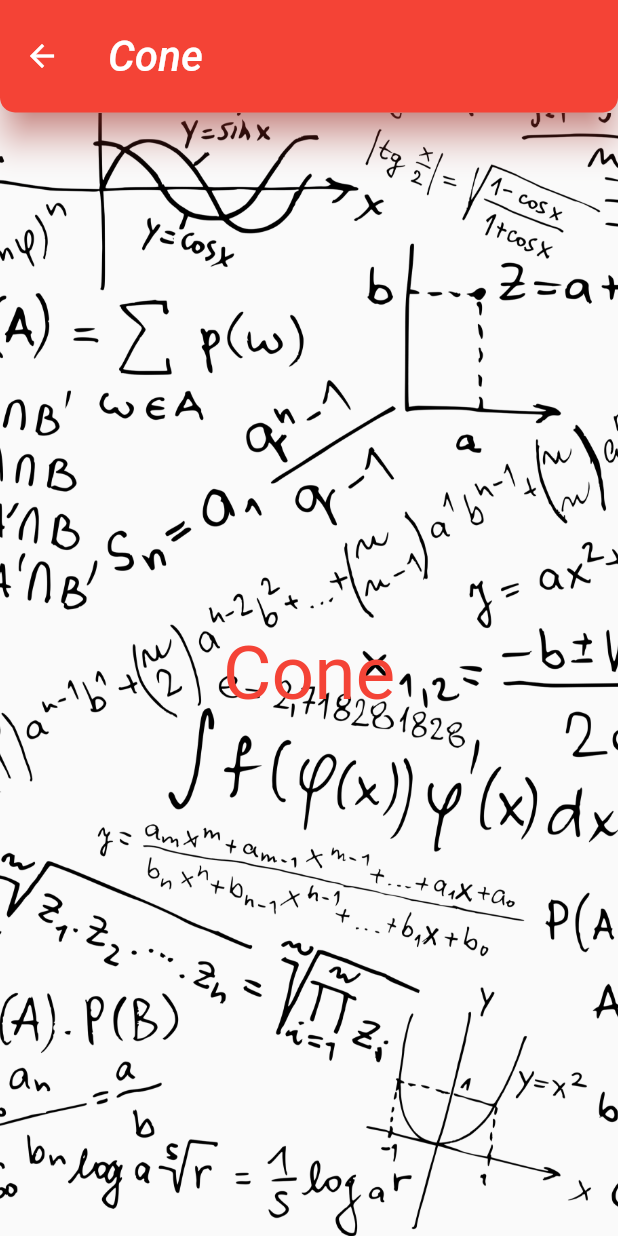
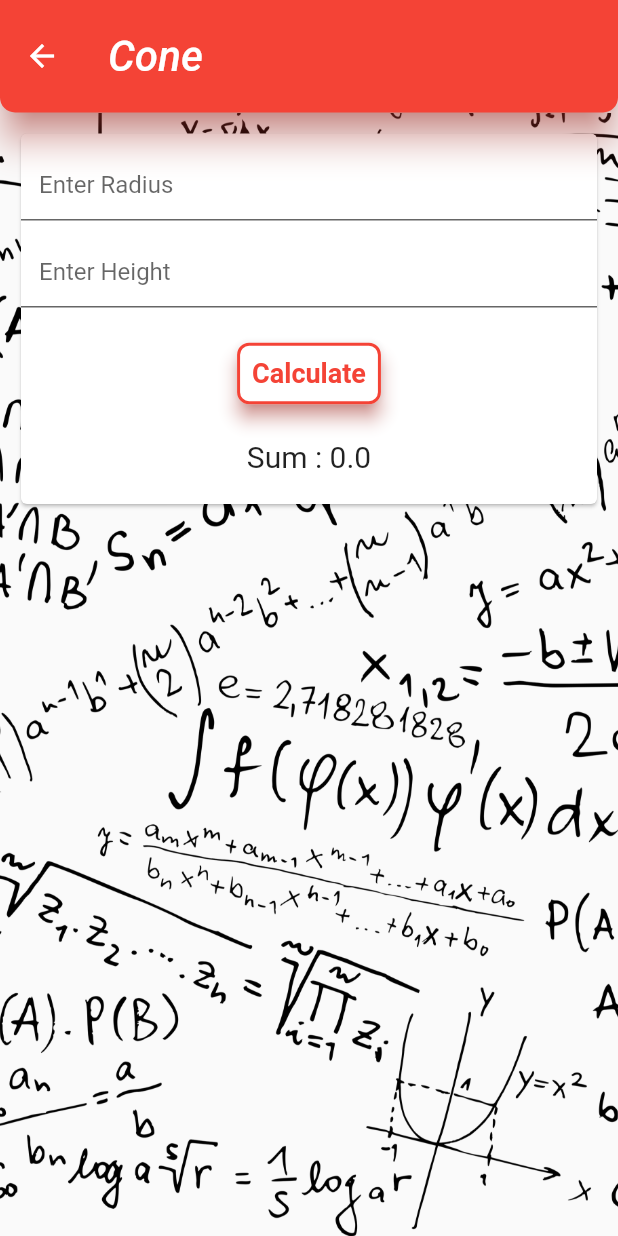
Before and after one commit to JashLimbasiya/linear_algebra, a Flutter app: the Cone screen opened by its route, on a phone screen of 412 x 824 dp. Run offline on Flutter 3.47's test engine with Material 2 defaults, Android fonts, the phone set to English and light mode, and no system bars.

Commit message:
27_04_2023

```diff
--- a/lib/screens/feedback.dart
+++ b/lib/screens/feedback.dart
@@ -112,12 +112,12 @@ class _FeedbackScreenState extends State<FeedbackScreen> {
                         ),
                         textInputAction: TextInputAction.done,
                         validator: (String? value) {
-                          bool emailValid = RegExp(
+                          bool phoneValid = RegExp(
                               r"(^[0-9]{10}$)")
                               .hasMatch(value!);
                           if (value.isEmpty) {
                             return "Enter Phone Number";
-                          } else if (!emailValid) {
+                          } else if (!phoneValid) {
                             return "Enter Valid Phone Number";
                           }
                           return null;
--- a/lib/screens/geometry/cone/cone.dart
+++ b/lib/screens/geometry/cone/cone.dart
@@ -6,10 +6,13 @@ class Cone extends StatefulWidget {
   @override
   State<Cone> createState() => _ConeState();
 }
+double result = 0;
 
 class _ConeState extends State<Cone> {
   @override
   Widget build(BuildContext context) {
+    TextEditingController radius = TextEditingController();
+    TextEditingController height = TextEditingController();
     return SafeArea(
       child: Scaffold(
         appBar: AppBar(
@@ -43,11 +46,88 @@ class _ConeState extends State<Cone> {
               fit: BoxFit.cover,
             ),
           ),
-          child: const Center(
-              child: Text("Cone",
-                  style: TextStyle(fontSize: 50, color: Colors.red))),
+          child: ListView(
+            padding: const EdgeInsets.all(10),
+            children: [
+              Card(
+                child: Column(
+                  children: [
+                    const SizedBox(height: 10),
+                    TextFormField(
+                      keyboardType: TextInputType.number,
+                      controller: radius,
+                      decoration: const InputDecoration(
+                        hintText: 'Enter Radius ',
+                        filled: true,
+                        fillColor: Colors.white,
+                      ),
+                    ),
+                    const SizedBox(height: 10),
+                    TextFormField(
+                      keyboardType: TextInputType.number,
+                      controller: height,
+                      decoration: const InputDecoration(
+                        hintText: 'Enter Height ',
+                        filled: true,
+                        fillColor: Colors.white,
+                      ),
+                    ),
+                    const SizedBox(height: 20),
+                    TextButton(
+                        style: ButtonStyle(
+                          backgroundColor: MaterialStateColor.resolveWith(
+                              (states) => Colors.white),
+                          padding: const MaterialStatePropertyAll(
+                              EdgeInsets.all(10)),
+                          shadowColor: MaterialStateColor.resolveWith(
+                              (states) => Colors.red),
+                          elevation: const MaterialStatePropertyAll(5),
+                          shape: const MaterialStatePropertyAll(
+                            RoundedRectangleBorder(
+                                side: BorderSide(color: Colors.red, width: 2),
+                                borderRadius:
+                                    BorderRadius.all(Radius.circular(8))),
+                          ),
+                        ),
+                        child: const Text(
+                          'Calculate',
+                          style: TextStyle(
+                            fontSize: 18,
+                            color: Colors.red,
+                            fontWeight: FontWeight.bold,
+                          ),
+                        ),
+                        onPressed: () {
+                          setState(() {
+                            result = double.parse(radius.text) +
+                                double.parse(height.text);
+                            _ConeState();
+                          });
+                        }
+                        ),
+                    const SizedBox(height: 20),
+                    Row(
+                      mainAxisAlignment: MainAxisAlignment.center,
+                      children: [
+                        const Text(
+                          "Sum : ",
+                          style: TextStyle(fontSize: 20),
+                        ),
+                        Text(
+                          '$result',
+                          style: const TextStyle(fontSize: 20),
+                        ),
+                      ],
+                    ),
+                    const SizedBox(height: 20),
+                  ],
+                ),
+              )
+            ],
+          ),
         ),
       ),
     );
   }
+  double result = 0;
 }
```
